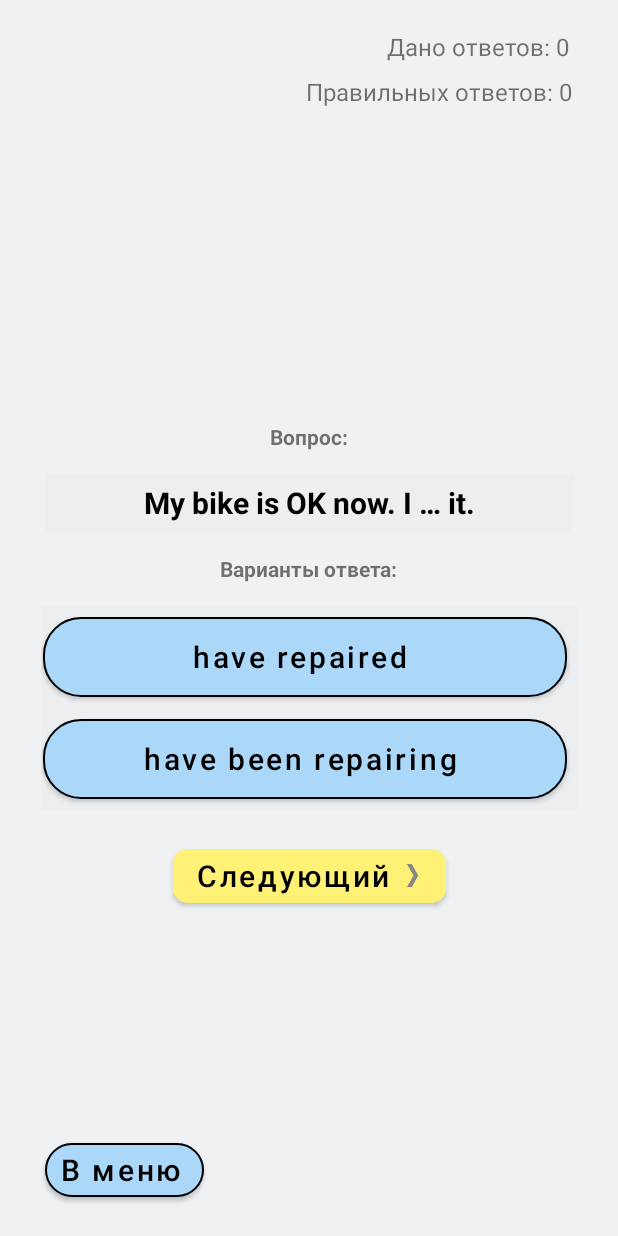
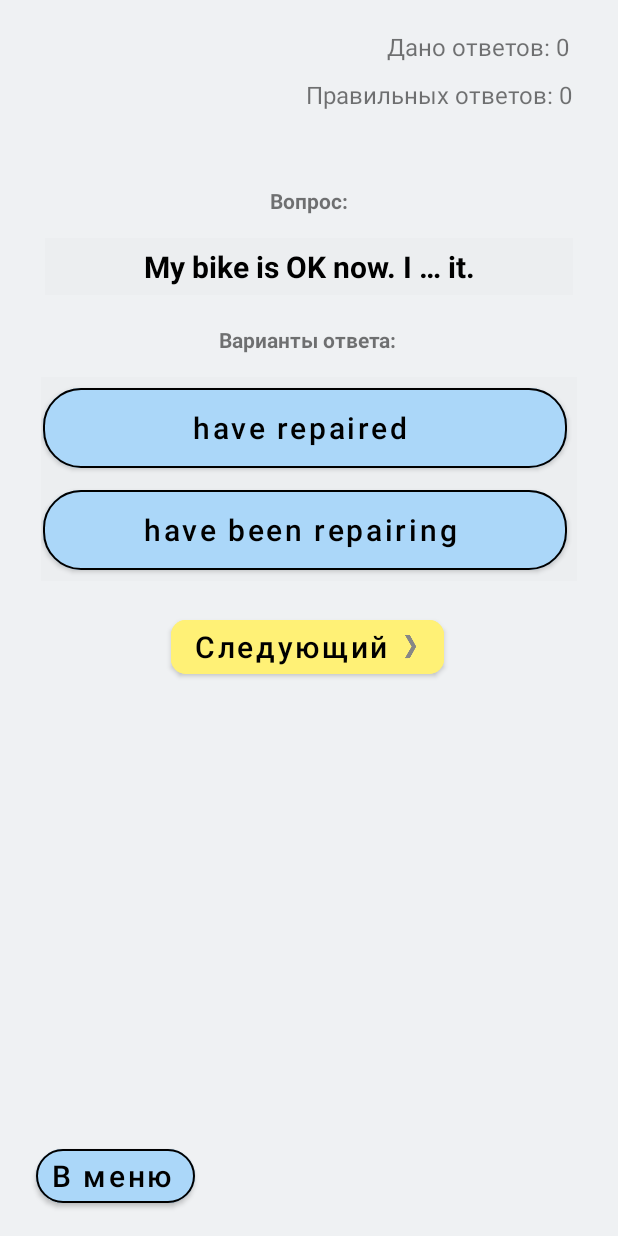
Before and after one commit to yudin5/EnglishQuiz, an Android app: the MainActivity screen opened directly, with no data from a screen before it, on a phone screen of 412 x 824 dp. Run offline under Robolectric (Android 15) with nearby library versions, the phone set to English and light mode, and no system bars; Roboto replaces fonts that are not available here.

Commit message:
change design

```diff
--- a/app/src/main/res/layout/activity_main.xml
+++ b/app/src/main/res/layout/activity_main.xml
@@ -11,7 +11,7 @@
         android:id="@+id/right_answers_quantity"
         android:layout_width="wrap_content"
         android:layout_height="wrap_content"
-        android:layout_marginTop="50dp"
+        android:layout_marginTop="10dp"
         android:layout_marginEnd="20dp"
         android:text="@string/right_answers"
         android:textAlignment="center"
@@ -19,15 +19,15 @@
         app:layout_constraintEnd_toEndOf="parent"
         app:layout_constraintHorizontal_bias="0.954"
         app:layout_constraintStart_toStartOf="parent"
-        app:layout_constraintTop_toTopOf="parent" />
+        app:layout_constraintTop_toBottomOf="@+id/question_asked_quantity" />
 
     <TextView
         android:id="@+id/question_text_view"
         android:layout_width="0dp"
         android:layout_height="wrap_content"
         android:layout_marginStart="30dp"
+        android:layout_marginTop="15dp"
         android:layout_marginEnd="30dp"
-        android:layout_marginBottom="470dp"
         android:background="@color/bg"
         android:gravity="left"
         android:padding="5dp"
@@ -35,10 +35,10 @@
         android:textColor="@color/black"
         android:textSize="20sp"
         android:textStyle="bold"
-        app:layout_constraintBottom_toBottomOf="parent"
         app:layout_constraintEnd_toEndOf="parent"
         app:layout_constraintHorizontal_bias="0.0"
         app:layout_constraintStart_toStartOf="parent"
+        app:layout_constraintTop_toBottomOf="@+id/textView"
         tools:text="@string/q_1" />
 
     <!-- Кнопка NEXT -->
@@ -47,12 +47,12 @@
         android:id="@+id/linearLayout"
         android:layout_width="357dp"
         android:layout_height="wrap_content"
-        android:layout_marginTop="50dp"
+        android:layout_marginTop="15dp"
         android:background="@color/bg"
         android:orientation="vertical"
         app:layout_constraintEnd_toEndOf="parent"
         app:layout_constraintStart_toStartOf="parent"
-        app:layout_constraintTop_toBottomOf="@+id/question_text_view">
+        app:layout_constraintTop_toBottomOf="@+id/textView2">
 
         <Button
             android:id="@+id/first_option_button"
@@ -87,6 +87,7 @@
 
     </LinearLayout>
 
+    <!-- Текстовое поле с объяснением -->
     <Button
         android:id="@+id/next_button"
         android:layout_width="wrap_content"
@@ -101,10 +102,10 @@
         android:textSize="20sp"
         app:cornerRadius="10sp"
         app:layout_constraintEnd_toEndOf="parent"
+        app:layout_constraintHorizontal_bias="0.497"
         app:layout_constraintStart_toStartOf="parent"
         app:layout_constraintTop_toBottomOf="@+id/linearLayout" />
 
-    <!-- Текстовое поле с объяснением -->
     <TextView
         android:id="@+id/explanation_text_view"
         android:layout_width="366dp"
@@ -116,7 +117,7 @@
         android:textColor="@color/black"
         android:textSize="16sp"
         app:layout_constraintEnd_toEndOf="parent"
-        app:layout_constraintHorizontal_bias="0.516"
+        app:layout_constraintHorizontal_bias="0.488"
         app:layout_constraintStart_toStartOf="parent"
         app:layout_constraintTop_toBottomOf="@+id/next_button"
         tools:text="@string/q_1_explanation" />
@@ -139,8 +140,8 @@
         android:id="@+id/btn_exit"
         android:layout_width="wrap_content"
         android:layout_height="wrap_content"
-        android:layout_marginStart="30dp"
-        android:layout_marginBottom="20dp"
+        android:layout_marginStart="24dp"
+        android:layout_marginBottom="16dp"
         android:backgroundTint="@color/btn_color_default"
         android:paddingStart="10dp"
         android:text="@string/exit_button"
@@ -156,23 +157,24 @@
         android:id="@+id/textView"
         android:layout_width="wrap_content"
         android:layout_height="wrap_content"
-        android:layout_marginBottom="15dp"
+        android:layout_marginTop="50dp"
         android:text="Вопрос:"
         android:textStyle="bold"
-        app:layout_constraintBottom_toTopOf="@+id/question_text_view"
         app:layout_constraintEnd_toEndOf="parent"
-        app:layout_constraintStart_toStartOf="parent" />
+        app:layout_constraintStart_toStartOf="parent"
+        app:layout_constraintTop_toBottomOf="@+id/right_answers_quantity" />
 
     <TextView
         android:id="@+id/textView2"
         android:layout_width="wrap_content"
         android:layout_height="wrap_content"
-        android:layout_marginBottom="15dp"
+        android:layout_marginTop="20dp"
         android:text="Варианты ответа:"
         android:textStyle="bold"
-        app:layout_constraintBottom_toTopOf="@+id/linearLayout"
         app:layout_constraintEnd_toEndOf="parent"
-        app:layout_constraintStart_toStartOf="parent" />
+        app:layout_constraintHorizontal_bias="0.498"
+        app:layout_constraintStart_toStartOf="parent"
+        app:layout_constraintTop_toBottomOf="@+id/question_text_view" />
 
 
 </androidx.constraintlayout.widget.ConstraintLayout>
```
